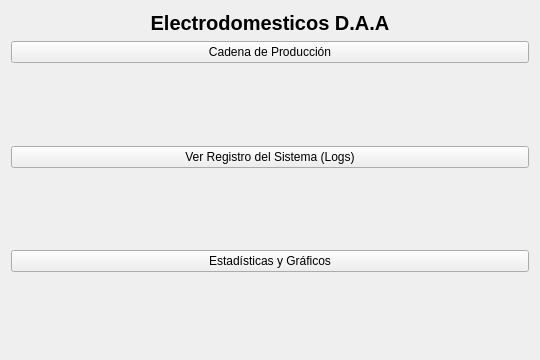
This is firstView.ui in aidanmc207/Proyecto_SO as Qt 5 draws it before an edit. The edited form follows.
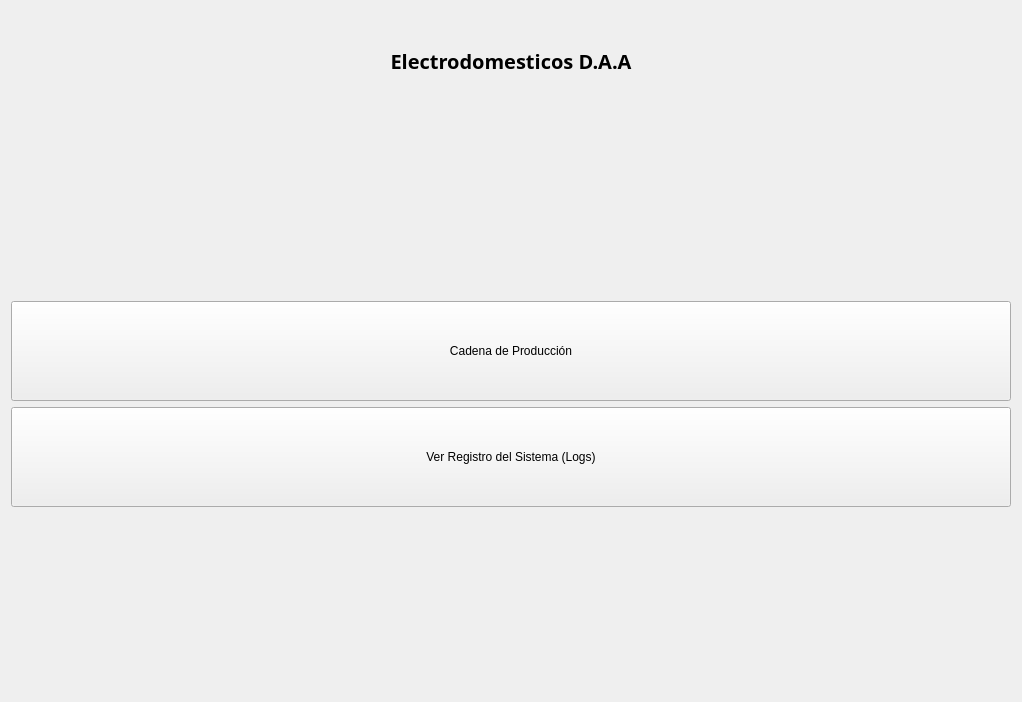
This is the edited form.

Patch:
```diff
--- a/firstView.ui
+++ b/firstView.ui
@@ -6,8 +6,8 @@
    <rect>
     <x>0</x>
     <y>0</y>
-    <width>540</width>
-    <height>360</height>
+    <width>895</width>
+    <height>702</height>
    </rect>
   </property>
   <property name="windowTitle">
@@ -16,6 +16,25 @@
   <layout class="QVBoxLayout" name="verticalLayout">
    <item>
     <widget class="QLabel" name="labelTitle">
+     <property name="sizePolicy">
+      <sizepolicy hsizetype="Expanding" vsizetype="Expanding">
+       <horstretch>0</horstretch>
+       <verstretch>0</verstretch>
+      </sizepolicy>
+     </property>
+     <property name="minimumSize">
+      <size>
+       <width>100</width>
+       <height>100</height>
+      </size>
+     </property>
+     <property name="font">
+      <font>
+       <family>Ubuntu Sans</family>
+       <pointsize>-1</pointsize>
+       <bold>true</bold>
+      </font>
+     </property>
      <property name="styleSheet">
       <string notr="true">font-size: 20px; font-weight: bold;</string>
      </property>
@@ -27,28 +46,43 @@
      </property>
     </widget>
    </item>
+   <item>
+    <spacer name="verticalSpacer">
+     <property name="orientation">
+      <enum>Qt::Vertical</enum>
+     </property>
+     <property name="sizeType">
+      <enum>QSizePolicy::Expanding</enum>
+     </property>
+     <property name="sizeHint" stdset="0">
+      <size>
+       <width>1000</width>
+       <height>1500</height>
+      </size>
+     </property>
+    </spacer>
+   </item>
    <item>
     <widget class="QPushButton" name="btnProduction">
+     <property name="minimumSize">
+      <size>
+       <width>20</width>
+       <height>100</height>
+      </size>
+     </property>
      <property name="text">
       <string>Cadena de Producción</string>
      </property>
     </widget>
    </item>
-   <item>
-    <spacer name="verticalSpacer_3">
-     <property name="orientation">
-      <enum>Qt::Vertical</enum>
-     </property>
-     <property name="sizeHint" stdset="0">
-      <size>
-       <width>20</width>
-       <height>40</height>
-      </size>
-     </property>
-    </spacer>
-   </item>
    <item>
     <widget class="QPushButton" name="btnLogs">
+     <property name="minimumSize">
+      <size>
+       <width>20</width>
+       <height>100</height>
+      </size>
+     </property>
      <property name="text">
       <string>Ver Registro del Sistema (Logs)</string>
      </property>
@@ -61,28 +95,8 @@
      </property>
      <property name="sizeHint" stdset="0">
       <size>
-       <width>20</width>
-       <height>40</height>
-      </size>
-     </property>
-    </spacer>
-   </item>
-   <item>
-    <widget class="QPushButton" name="btnStats">
-     <property name="text">
-      <string>Estadísticas y Gráficos</string>
-     </property>
-    </widget>
-   </item>
-   <item>
-    <spacer name="verticalSpacer">
-     <property name="orientation">
-      <enum>Qt::Vertical</enum>
-     </property>
-     <property name="sizeHint" stdset="0">
-      <size>
-       <width>20</width>
-       <height>40</height>
+       <width>100</width>
+       <height>1500</height>
       </size>
      </property>
     </spacer>
```
